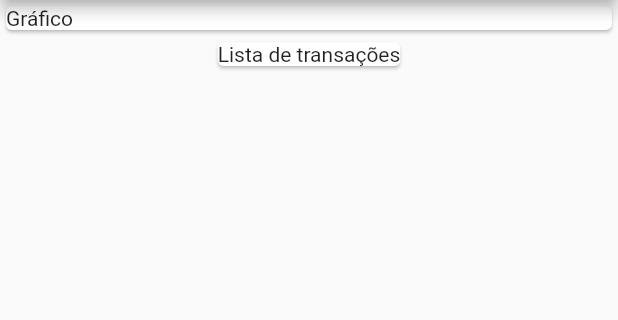
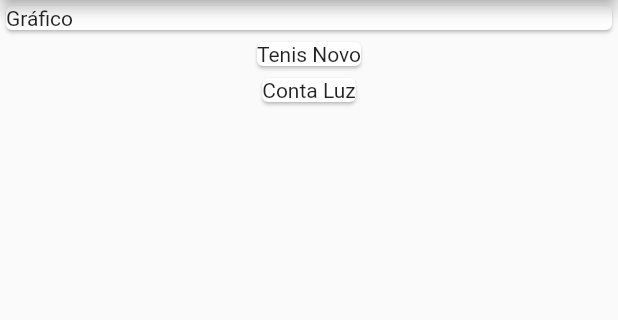
Before and after one commit to pedro-ddias/curso_flutter_completo, a Flutter app: the screen it shows after launch, on a phone screen of 412 x 824 dp, the part 84-404 px from its top. Run offline on Flutter 3.47's test engine with Material 2 defaults, Android fonts, the phone set to English and light mode, and no system bars; missing offline and left inert: dart:html.

Commit message:
Mapeamento de dados Widgets

```diff
--- a/projeto_despesas/lib/main.dart
+++ b/projeto_despesas/lib/main.dart
@@ -35,8 +35,13 @@ class MyHomePage extends StatelessWidget {
                   child: Text('Gráfico'),
                 ),
               ),
-              Card(
-                child: Text('Lista de transações'),
+              Column(
+                // ignore: prefer_const_literals_to_create_immutables
+                children: _transections.map((tr) {
+                  return Card(
+                    child: Text(tr.title),
+                  );
+                }).toList(),
               )
             ]));
   }
```
